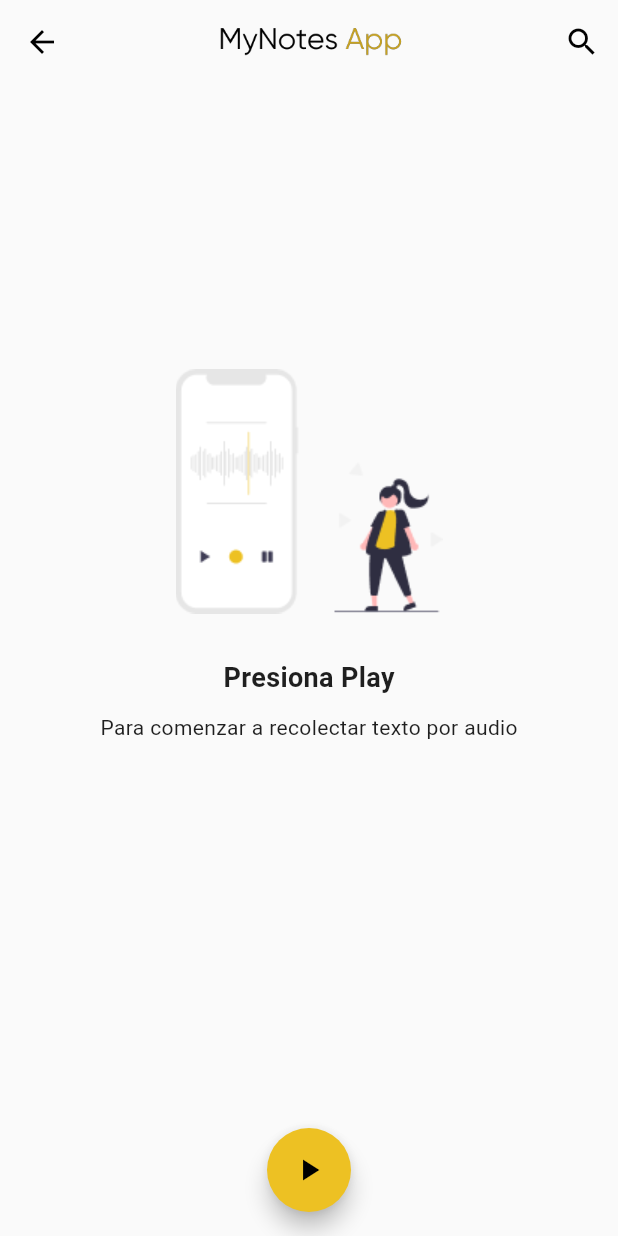
After one commit to OsiNubis99/NoteApp-Frontend, a Flutter app: the HomeScreen screen opened by its route, after a tap on "Redactor de audio", on a phone screen of 412 x 824 dp. The commit adds this screen. Run offline on Flutter 3.47's test engine with Material 2 defaults, Android fonts, the phone set to English and light mode, and no system bars; our stand-ins replace dio, geolocator; missing offline and left inert: material_tag_editor, quill_html_editor; network calls fail.

Commit message:
Avance en la vista de AudioCollector

```diff
--- a/lib/presentation/screens/home/home_screen.dart
+++ b/lib/presentation/screens/home/home_screen.dart
@@ -1,11 +1,12 @@
 import 'package:flutter/material.dart';
 import 'package:note_app_frontend/presentation/screens/note/noteList_screen.dart';
+import 'package:note_app_frontend/presentation/screens/ocr-audio/ocrAudio_screen.dart';
 import 'package:note_app_frontend/presentation/widgets/shared/sidebar_menu.dart';
 
 import '../../../config/theme/app_theme.dart';
 import '../../widgets/home/menu_cards.dart';
 import '../../widgets/shared/appBarMenu.dart';
-import '../note/noteEditor_screen.dart';
+
 
 class HomeScreen extends StatefulWidget {
   const HomeScreen({super.key});
@@ -66,14 +67,12 @@ class _HomeScreenState extends State<HomeScreen> {
                       //AUDIO CAPTURE
                       MaterialButton(
                         onPressed: () {
-                          ScaffoldMessenger.of(context).showSnackBar(
-                          const SnackBar(content: Text('¡Próximamente!')));
-/*                           final route = MaterialPageRoute(builder: (context) => const Screen());
-                          Navigator.pushReplacement(context, route); */
+                          final route = MaterialPageRoute(builder: (context) => const OcrAudioScreen());
+                          Navigator.pushReplacement(context, route);
                         },
 
                         child: const OptionCard(
-                          title: "Redactor de audio    ",
+                          title: "Redactor de audio",
                           theme: AppTheme.note_3,
                           icono: Icons.multitrack_audio_outlined,
                           body: "¡Convierta un audio en texto!"
--- /dev/null
+++ b/lib/presentation/screens/ocr-audio/ocrAudio_screen.dart
@@ -0,0 +1,118 @@
+import 'package:flutter/material.dart';
+import 'package:note_app_frontend/config/theme/app_theme.dart';
+import 'package:note_app_frontend/presentation/widgets/shared/appBarMenu.dart';
+
+class OcrAudioScreen extends StatefulWidget {
+  const OcrAudioScreen({super.key});
+
+  @override
+  State<OcrAudioScreen> createState() => _OcrAudioScreenState();
+}
+
+class _OcrAudioScreenState extends State<OcrAudioScreen> {
+
+  bool openCapture = false;
+
+
+  @override
+  Widget build(BuildContext context) {
+    return Scaffold(
+      appBar: AppBarMenu(context),
+      body:  SafeArea(child:
+      Center(child: (!openCapture) ?
+      Column(
+        mainAxisAlignment: MainAxisAlignment.start,
+        children:  [
+           const SizedBox(height: 180),
+          Image.asset("assets/audioCollector.png",width: 200,),
+          const SizedBox(height: 20),
+          const Text('Presiona Play',style: TextStyle(fontWeight: FontWeight.bold,fontSize: 18),),
+          const SizedBox(height: 10),
+          const Text('Para comenzar a recolectar texto por audio')
+      ],)
+      :
+      Column(
+        mainAxisAlignment: MainAxisAlignment.start,
+        children:  [
+           const SizedBox(height: 180),
+          Image.asset("assets/record_2.gif",width: 200,),
+          const SizedBox(height: 20),
+          const Text('Grabando...',style: TextStyle(fontWeight: FontWeight.bold,fontSize: 18),),
+
+      ],)
+
+      )
+      )
+      ,
+     floatingActionButton: ( !openCapture ) ?
+          fabButton(
+          onPressed: (){
+            openCapture = true;
+            setState(() {});
+          },
+          tagName: "Play",
+          icon: Icons.play_arrow,
+           bgColor: AppTheme.primary,
+         )
+           :
+       Row(
+           mainAxisAlignment: MainAxisAlignment.spaceAround,
+           children: [
+             fabButton(
+          onPressed: (){
+
+          },
+          tagName: "Pause",
+          icon: Icons.pause,
+          bgColor: AppTheme.note_1,
+         ),
+          fabButton(
+          onPressed: (){
+             openCapture = false;
+             setState(() {});
+          },
+          tagName: "Stop",
+          icon: Icons.stop,
+           bgColor: Color.fromARGB(255, 255, 27, 27),
+         ),
+          fabButton(
+          onPressed: (){
+
+          },
+          tagName: "Save",
+          icon: Icons.save,
+           bgColor: AppTheme.note_3,
+         )
+
+         ],)
+         ,
+          floatingActionButtonLocation: FloatingActionButtonLocation.centerFloat,
+
+    );
+
+  }
+}
+
+
+
+class fabButton extends StatelessWidget {
+
+  final VoidCallback onPressed;
+  final String tagName;
+  final IconData icon;
+  final Color bgColor;
+
+  const fabButton({super.key, required this.onPressed, required this.tagName, required this.icon, required this.bgColor});
+
+  @override
+  Widget build(BuildContext context) {
+    return FloatingActionButton(
+          heroTag: tagName,
+          onPressed: onPressed,
+          shape: const StadiumBorder(),
+          backgroundColor: bgColor,
+          child: Icon(icon, color: AppTheme.text_dark),
+
+          );
+  }
+}
```
Also changed, not shown: assets/audioCollector.png (added), assets/record_1.gif (added), assets/record_2.gif (added).
